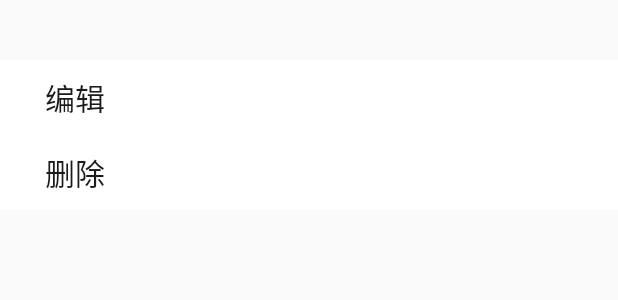
After one commit to guiyujin/PureNote_MVP, an Android app: the layout operation_dialog.xml on its own in the app's theme, with its tools: preview values and no code run, on a phone screen of 412 x 824 dp. The commit adds this screen. Shown: the top 300 px of the screen. Run offline under Robolectric (Android 15) with nearby library versions, the phone set to English and light mode, and no system bars.

Commit message:
add main model

```diff
--- a/app/src/main/java/com/guiyujin/purenote_mvp/activity/LauncherActivity.java
+++ b/app/src/main/java/com/guiyujin/purenote_mvp/activity/LauncherActivity.java
@@ -62,7 +62,7 @@ public class LauncherActivity extends AppCompatActivity {
                 startActivity(intent);
                 finish();
             }
-        }, 2000);
+        }, 1000);
     }
 
     @Override
--- a/app/src/main/java/com/guiyujin/purenote_mvp/model/main/MainModelConstract.java
+++ b/app/src/main/java/com/guiyujin/purenote_mvp/model/main/MainModelConstract.java
@@ -31,6 +31,7 @@ public interface MainModelConstract {
 
     interface View extends BaseView {
         void onSearchSuccess(List<Note> note);
+        void onDelete();
         void onFailed();
     }
 
--- a/app/src/main/java/com/guiyujin/purenote_mvp/model/main/MainPresenter.java
+++ b/app/src/main/java/com/guiyujin/purenote_mvp/model/main/MainPresenter.java
@@ -52,7 +52,7 @@ public class MainPresenter  extends BasePresenter<MainModelConstract.View, MainM
     @Override
     public void delete(Note note, Context context) {
         mModel.delete(note, context);
-
+        mView.onDelete();
     }
 
     @Override
--- /dev/null
+++ b/app/src/main/res/drawable-v24/radiogroup.xml
@@ -0,0 +1,6 @@
+<?xml version="1.0" encoding="utf-8"?>
+<selector xmlns:android="http://schemas.android.com/apk/res/android">
+    <item android:drawable="@color/checked" android:state_checked="true"/>
+    <item android:drawable="@color/Primary" android:state_checked="false"/>
+
+</selector>
--- /dev/null
+++ b/app/src/main/res/layout/operation_dialog.xml
@@ -0,0 +1,35 @@
+<?xml version="1.0" encoding="utf-8"?>
+<LinearLayout
+    xmlns:android="http://schemas.android.com/apk/res/android"
+    android:layout_width="match_parent"
+    android:layout_height="match_parent"
+    android:orientation="vertical">
+
+    <RadioGroup
+        android:id="@+id/radio_group"
+        android:layout_width="match_parent"
+        android:layout_height="match_parent"
+        android:orientation="vertical">
+
+        <RadioButton
+            android:id="@+id/action_edit"
+            android:layout_marginTop="40dp"
+            android:button="@null"
+            android:paddingStart="30dp"
+            android:paddingEnd="30dp"
+            android:background="@drawable/radiogroup"
+            android:text="编辑"
+            style="@style/RadioButtonStyle"/>
+
+        <RadioButton
+            android:id="@+id/action_delete"
+            android:button="@null"
+            android:paddingStart="30dp"
+            android:paddingEnd="30dp"
+            android:background="@drawable/radiogroup"
+            android:text="删除"
+            style="@style/RadioButtonStyle"/>
+
+    </RadioGroup>
+
+</LinearLayout>
--- a/app/src/main/res/values/colors.xml
+++ b/app/src/main/res/values/colors.xml
@@ -21,6 +21,9 @@
     <color name="white">#FFFFFF</color>
     <color name="gray">#99999999</color>
 
+    <color name="checked">#E6F2FF</color>
+    <color name="Primary">#FFFFFF</color>
+
     <color name="MicolorPrimary">#F7F7F7</color>
     <color name="MicolorPrimaryDark">#F7F7F7</color>
     <color name="Misearch">#969696</color>
--- a/app/src/main/res/values/styles.xml
+++ b/app/src/main/res/values/styles.xml
@@ -85,4 +85,23 @@
         <item name="android:layout_marginEnd">3dp</item>
         <item name="android:layout_marginBottom">5dp</item>
     </style>
+
+    <style name="photo_dialog" parent="android:style/Theme.Dialog">
+        <!--        <item name="android:windowAnimationStyle">@style/AnimBottom</item>-->
+        <item name="android:windowFrame">@null</item>
+        <item name="android:windowNoTitle">true</item>
+        <item name="android:windowIsFloating">true</item>
+        <item name="android:windowContentOverlay">@null</item>
+        <item name="android:windowBackground">@color/Primary</item>
+        <!--        <item name="android:windowBackground">@android:color/transparent</item>-->
+        <item name="android:backgroundDimEnabled">true</item>
+    </style>
+
+    <style name="RadioButtonStyle" parent="@style/Widget.AppCompat.Button.Borderless">
+        <item name="android:layout_width">match_parent</item>
+        <item name="android:layout_height">50dp</item>
+        <item name="android:gravity">center_vertical</item>
+        <item name="android:textSize">20sp</item>
+        <item name="android:textColor">#1B1B1B</item>
+    </style>
 </resources>
```
Also changed, not shown: app/src/main/java/com/guiyujin/purenote_mvp/MyAdapter.java (+20 -5 lines), app/src/main/java/com/guiyujin/purenote_mvp/OperationDialog.java (added, +83 -0 lines), app/src/main/java/com/guiyujin/purenote_mvp/activity/MainActivity.java (+36 -9 lines), app/src/main/res/drawable-v24/bottom_round_operation_dialog.xml (added, +23 -0 lines), app/src/main/res/drawable-v24/center_round_operation_dialog.xml (added, +19 -0 lines).
